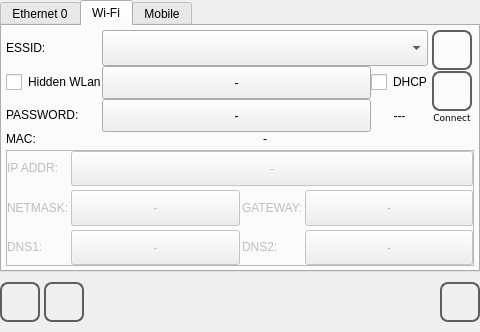
Qt form qt_library/ATCMsystem/net_conf.ui (MECTsrl/mect_plugins) before a commit.
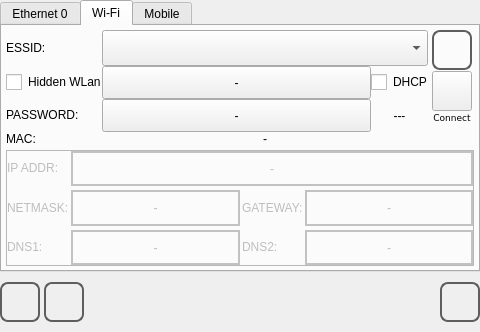
The same form after that commit. The open tabs and pages were chosen to show the change. Icons and pictures are not drawn.

```diff
--- a/qt_library/ATCMsystem/net_conf.ui
+++ b/qt_library/ATCMsystem/net_conf.ui
@@ -20,7 +20,35 @@
    <string>net_conf</string>
   </property>
   <property name="styleSheet">
-   <string notr="true">QCheckBox::indicator {
+   <string notr="true">QPushButton  {
+	qproperty-focusPolicy: NoFocus;
+    font: 10pt &quot;DejaVu Sans&quot;;
+}
+QPushButton#pushButtonSaveAll,
+QPushButton#pushButtonBack, 
+QPushButton#pushButtonHome,
+QPushButton#pushButton_wlan0_scan,
+QPushButton#pushButton_wlan0_enable
+QPushButton#pushButton_wan0_enable
+{
+	border-radius: 8px;
+	border: 2px solid  rgb(94, 94, 94);
+	qproperty-iconSize: 24px 24px;
+}
+QPushButton:pressed
+{
+	border: 2px solid  rgb(194, 194, 194);
+	background-color:  rgb(255, 255, 127);
+}
+QPushButton:disabled
+{
+	border: 2px solid  rgb(194, 194, 194);
+}
+QCheckBox
+{
+        font: 10pt &quot;DejaVu Sans&quot;;
+}
+QCheckBox::indicator {
 	width: 16px;
 	height:16px;
 }
@@ -30,10 +58,16 @@
 QComboBox  {	
 	min-height: 30px;
 	font-size: 20px;
+    font: 10pt &quot;DejaVu Sans&quot;;
 }
 QScrollBar:vertical {
-	width: 30px;
-}</string>
+	width: 20px;
+}
+QLabel
+{
+        font: 10pt &quot;DejaVu Sans&quot;;
+}
+</string>
   </property>
   <layout class="QVBoxLayout" name="verticalLayout">
    <property name="spacing">
@@ -620,23 +654,7 @@
               <enum>Qt::NoFocus</enum>
              </property>
              <property name="styleSheet">
-              <string notr="true">QPushButton
-{
-border: 2px solid  rgb(94, 94, 94);
-border-radius: 8px;
-qproperty-iconSize: 24px 24px;
-qproperty-focusPolicy: NoFocus;
-}
-QPushButton:pressed
-{
-border: 2px solid  rgb(194, 194, 194);
-background-color:  rgb(255, 255, 127);
-}
-QPushButton:disabled
-{
-border: 2px solid  rgb(194, 194, 194);
-}
-</string>
+              <string notr="true"/>
              </property>
              <property name="text">
               <string/>
```
Left out of the diff: 92 changed lines with no effect on the pictures.
